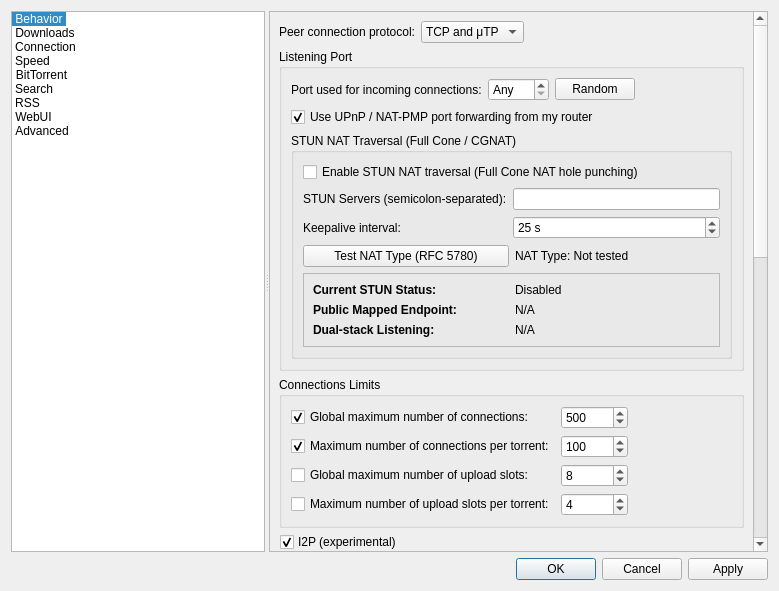
Old version of the form src/gui/optionsdialog.ui in the repository 15963360/qBittorrent-Enhanced-Edition.
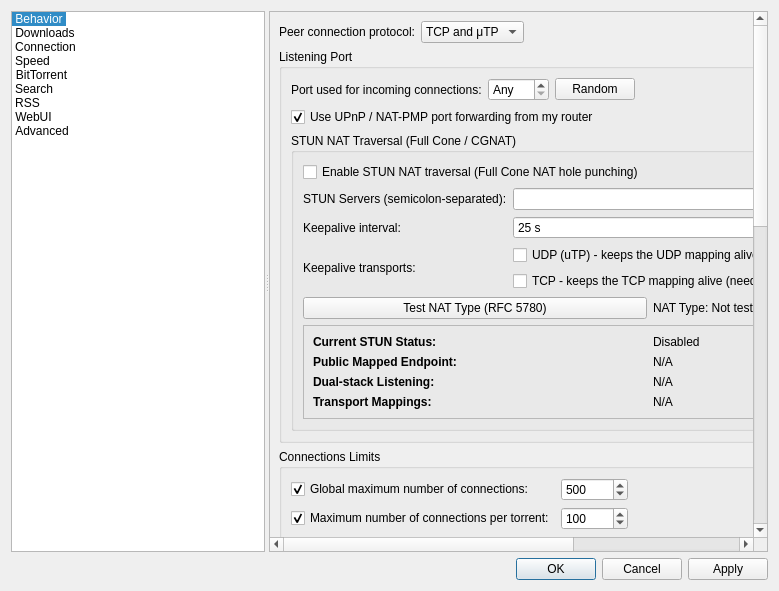
New version of the form. The open tabs and pages were chosen to show the change. Icons and pictures are not drawn. Custom widgets are drawn as their Qt base class.

Commit message: fix(stun): make the NAT keepalive actually work and split UDP/TCP channels

Diff of the .ui file:
```diff
--- a/src/gui/optionsdialog.ui
+++ b/src/gui/optionsdialog.ui
@@ -1945,6 +1945,27 @@
                       </property>
                      </widget>
                     </item>
+                    <item row="2" column="0" rowspan="2">
+                     <widget class="QLabel" name="lblSTUNKeepAliveTransports">
+                      <property name="text">
+                       <string>Keepalive transports:</string>
+                      </property>
+                     </widget>
+                    </item>
+                    <item row="2" column="1">
+                     <widget class="QCheckBox" name="checkSTUNKeepAliveUDP">
+                      <property name="text">
+                       <string>UDP (uTP) - keeps the UDP mapping alive</string>
+                      </property>
+                     </widget>
+                    </item>
+                    <item row="3" column="1">
+                     <widget class="QCheckBox" name="checkSTUNKeepAliveTCP">
+                      <property name="text">
+                       <string>TCP - keeps the TCP mapping alive (needs a STUN server speaking STUN over TCP)</string>
+                      </property>
+                     </widget>
+                    </item>
                    </layout>
                   </item>
                   <item>
@@ -2028,6 +2049,28 @@
                        </property>
                       </widget>
                      </item>
+                     <item row="3" column="0">
+                      <widget class="QLabel" name="lblSTUNTransportsHeader">
+                       <property name="text">
+                        <string>Transport Mappings:</string>
+                       </property>
+                       <property name="font">
+                        <font>
+                         <bold>true</bold>
+                        </font>
+                       </property>
+                      </widget>
+                     </item>
+                     <item row="3" column="1">
+                      <widget class="QLabel" name="lblSTUNTransportsValue">
+                       <property name="text">
+                        <string>N/A</string>
+                       </property>
+                       <property name="wordWrap">
+                        <bool>true</bool>
+                       </property>
+                      </widget>
+                     </item>
                     </layout>
                    </widget>
                   </item>
```
The commit also changes 8 other files.
